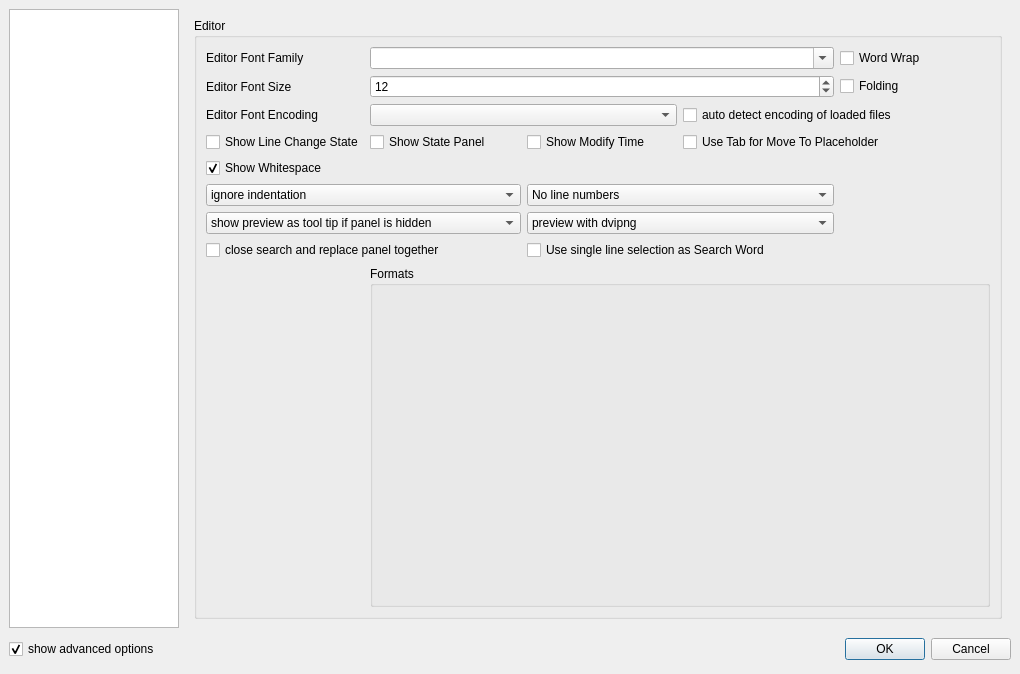
svn2github/texstudio-trunk, file configdialog.ui: the form before one commit.
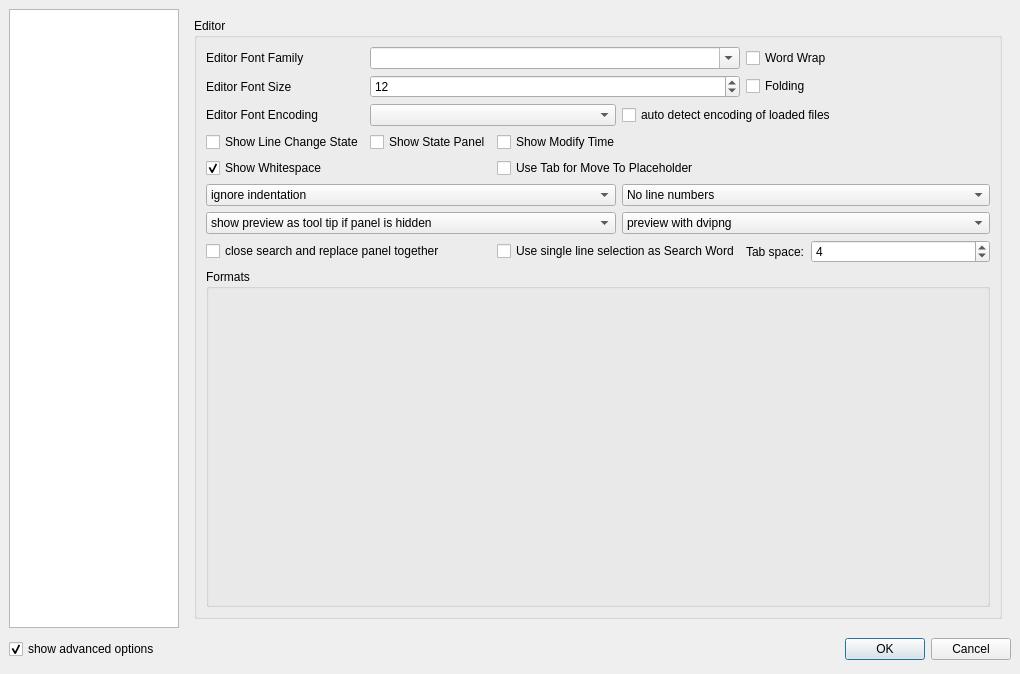
The form after the commit. The open tabs and pages were chosen to show the change. Icons and pictures are not drawn.

Commit message: config dialog slightly changed tab width can be set by user

```diff
--- a/configdialog.ui
+++ b/configdialog.ui
@@ -1041,7 +1041,7 @@
           <item row="2" column="1" colspan="2">
            <widget class="QComboBox" name="comboBoxEncoding"/>
           </item>
-          <item row="6" column="2" colspan="2">
+          <item row="6" column="3" colspan="2">
            <widget class="QComboBox" name="comboboxLineNumbers">
             <property name="advancedOption" stdset="0">
              <bool>true</bool>
@@ -1063,7 +1063,7 @@
             </item>
            </widget>
           </item>
-          <item row="8" column="0" colspan="2">
+          <item row="8" column="0" colspan="3">
            <widget class="QComboBox" name="comboBoxPreviewMode">
             <property name="advancedOption" stdset="0">
              <bool>true</bool>
@@ -1090,7 +1090,7 @@
             </item>
            </widget>
           </item>
-          <item row="8" column="2" colspan="2">
+          <item row="8" column="3" colspan="2">
            <widget class="QComboBox" name="comboBoxDvi2PngMode">
             <property name="advancedOption" stdset="0">
              <bool>true</bool>
@@ -1112,7 +1112,7 @@
             </item>
            </widget>
           </item>
-          <item row="10" column="1" colspan="4">
+          <item row="11" column="0" colspan="5">
            <widget class="QGroupBox" name="formatConfigBox">
             <property name="sizePolicy">
              <sizepolicy hsizetype="Preferred" vsizetype="MinimumExpanding">
@@ -1147,7 +1147,7 @@
             </property>
            </widget>
           </item>
-          <item row="6" column="0" colspan="2">
+          <item row="6" column="0" colspan="3">
            <widget class="QComboBox" name="comboBoxAutoIndent">
             <property name="advancedOption" stdset="0">
              <bool>true</bool>
@@ -1199,16 +1199,6 @@
             </property>
            </widget>
           </item>
-          <item row="3" column="2">
-           <widget class="QCheckBox" name="checkBoxDisplayModifyTime">
-            <property name="text">
-             <string>Show Modify Time</string>
-            </property>
-            <property name="advancedOption" stdset="0">
-             <bool>true</bool>
-            </property>
-           </widget>
-          </item>
           <item row="9" column="2" colspan="2">
            <widget class="QCheckBox" name="checkBoxUseLineForSearch">
             <property name="text">
@@ -1229,16 +1219,6 @@
             </property>
            </widget>
           </item>
-          <item row="3" column="3" colspan="2">
-           <widget class="QCheckBox" name="checkBoxTabforMoveToPlaceholder">
-            <property name="text">
-             <string>Use Tab for Move To Placeholder</string>
-            </property>
-            <property name="advancedOption" stdset="0">
-             <bool>true</bool>
-            </property>
-           </widget>
-          </item>
           <item row="4" column="0">
            <widget class="QCheckBox" name="checkBoxShowWhitespace">
             <property name="text">
@@ -1252,6 +1232,56 @@
             </property>
            </widget>
           </item>
+          <item row="4" column="2" colspan="3">
+           <widget class="QCheckBox" name="checkBoxTabforMoveToPlaceholder">
+            <property name="text">
+             <string>Use Tab for Move To Placeholder</string>
+            </property>
+            <property name="advancedOption" stdset="0">
+             <bool>true</bool>
+            </property>
+           </widget>
+          </item>
+          <item row="3" column="2" colspan="2">
+           <widget class="QCheckBox" name="checkBoxDisplayModifyTime">
+            <property name="text">
+             <string>Show Modify Time</string>
+            </property>
+            <property name="advancedOption" stdset="0">
+             <bool>true</bool>
+            </property>
+           </widget>
+          </item>
+          <item row="9" column="4">
+           <layout class="QHBoxLayout" name="horizontalLayout">
+            <item>
+             <widget class="QLabel" name="label_22">
+              <property name="text">
+               <string>Tab space:</string>
+              </property>
+             </widget>
+            </item>
+            <item>
+             <widget class="QSpinBox" name="sbTabSpace">
+              <property name="sizePolicy">
+               <sizepolicy hsizetype="MinimumExpanding" vsizetype="Fixed">
+                <horstretch>0</horstretch>
+                <verstretch>0</verstretch>
+               </sizepolicy>
+              </property>
+              <property name="minimum">
+               <number>1</number>
+              </property>
+              <property name="maximum">
+               <number>10</number>
+              </property>
+              <property name="value">
+               <number>4</number>
+              </property>
+             </widget>
+            </item>
+           </layout>
+          </item>
          </layout>
         </widget>
        </item>
```
Left out of the diff: 27 changed lines with no effect on the pictures. The commit also changes 4 other files.
